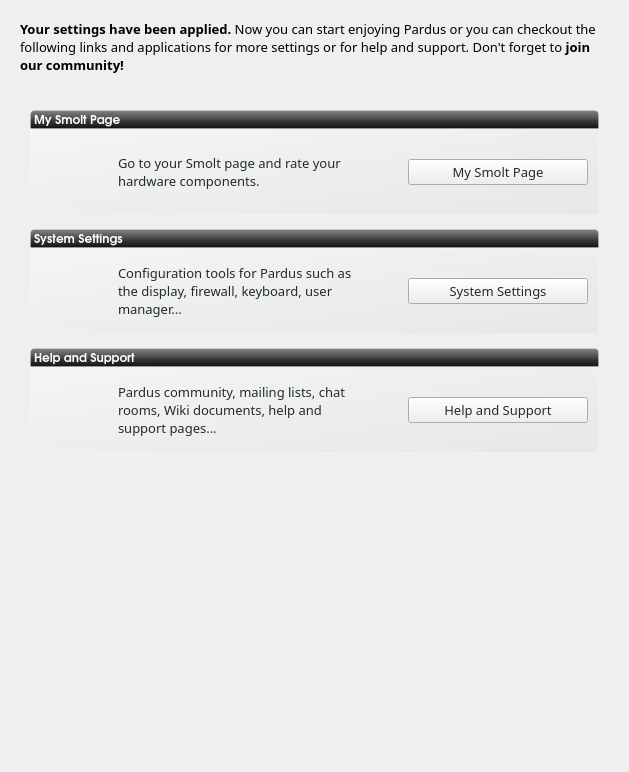
First picture: the form in ui/ui_scrGoodbye.ui, repository rshipp/kapudan, before the edit.
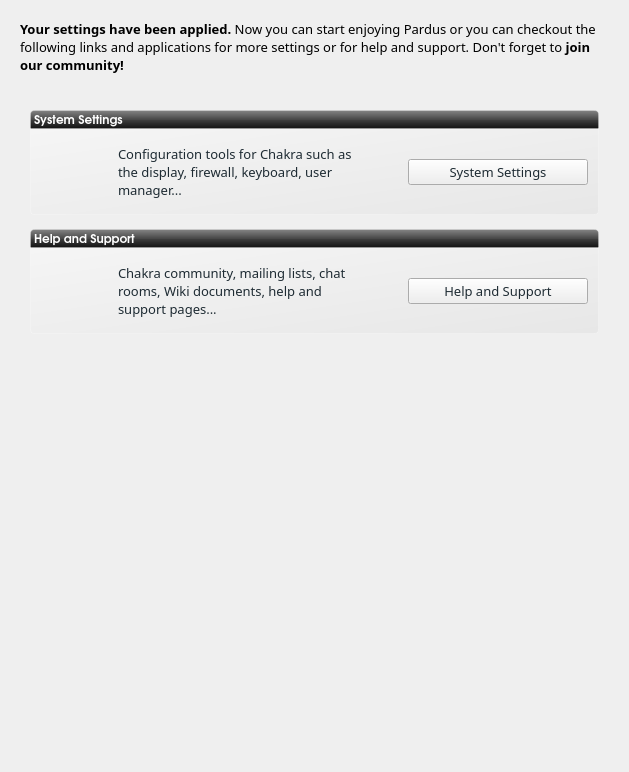
Second picture: the form after the edit. Icons and pictures are not drawn.

Commit message: fixed goodbye page

```diff
--- a/ui/ui_scrGoodbye.ui
+++ b/ui/ui_scrGoodbye.ui
@@ -87,7 +87,7 @@
         <x>0</x>
         <y>0</y>
         <width>589</width>
-        <height>653</height>
+        <height>659</height>
        </rect>
       </property>
       <property name="styleSheet">
@@ -100,190 +100,6 @@
        <property name="margin">
         <number>10</number>
        </property>
-       <item>
-        <layout class="QVBoxLayout" name="verticalLayout_2">
-         <property name="spacing">
-          <number>0</number>
-         </property>
-         <item>
-          <widget class="QLabel" name="label">
-           <property name="font">
-            <font>
-             <family>URW Gothic L</family>
-             <pointsize>9</pointsize>
-             <weight>75</weight>
-             <bold>true</bold>
-             <underline>false</underline>
-            </font>
-           </property>
-           <property name="styleSheet">
-            <string notr="true">    background-color: qlineargradient(spread:pad, x1:0.5, y1:0, x2:0.5, y2:1, stop:0 rgba(132, 132, 132, 255), stop:0.501481 rgba(70, 70, 70, 255), stop:0.503057 rgba(62, 62, 62, 255), stop:1 rgba(16, 16, 16, 255));
-/*background-color: qlineargradient(spread:pad, x1:1, y1:1, x2:0, y2:0, stop:0 rgba(219, 219, 219, 100), stop:1 rgba(255, 255, 255, 100));*/
-border: 1px solid rgba(255,255,255,50);
-color:white;
-border-top-left-radius: 4px;
-border-top-right-radius: 4px;</string>
-           </property>
-           <property name="text">
-            <string>My Smolt Page</string>
-           </property>
-           <property name="margin">
-            <number>5</number>
-           </property>
-          </widget>
-         </item>
-         <item>
-          <widget class="QGroupBox" name="smoltGroupBox">
-           <property name="font">
-            <font>
-             <family>Sans Serif</family>
-             <pointsize>11</pointsize>
-             <weight>75</weight>
-             <bold>true</bold>
-             <underline>false</underline>
-             <strikeout>false</strikeout>
-            </font>
-           </property>
-           <property name="styleSheet">
-            <string notr="true">#smoltGroupBox{
-background-color: qlineargradient(spread:pad, x1:1, y1:1, x2:0, y2:0, stop:0 rgba(219, 219, 219, 100), stop:1 rgba(255, 255, 255, 100));
-border: 1px solid rgba(255,255,255,50);
-border-bottom-left-radius: 4px;
-border-bottom-right-radius: 4px;
-}</string>
-           </property>
-           <property name="title">
-            <string/>
-           </property>
-           <property name="alignment">
-            <set>Qt::AlignLeading|Qt::AlignLeft|Qt::AlignTop</set>
-           </property>
-           <property name="flat">
-            <bool>true</bool>
-           </property>
-           <property name="checkable">
-            <bool>false</bool>
-           </property>
-           <layout class="QGridLayout" name="gridLayout">
-            <property name="margin">
-             <number>10</number>
-            </property>
-            <item row="0" column="2">
-             <spacer name="horizontalSpacer_5">
-              <property name="orientation">
-               <enum>Qt::Horizontal</enum>
-              </property>
-              <property name="sizeType">
-               <enum>QSizePolicy::Fixed</enum>
-              </property>
-              <property name="sizeHint" stdset="0">
-               <size>
-                <width>30</width>
-                <height>28</height>
-               </size>
-              </property>
-             </spacer>
-            </item>
-            <item row="0" column="3">
-             <widget class="QPushButton" name="buttonSystemSettings_2">
-              <property name="sizePolicy">
-               <sizepolicy hsizetype="Fixed" vsizetype="Fixed">
-                <horstretch>0</horstretch>
-                <verstretch>0</verstretch>
-               </sizepolicy>
-              </property>
-              <property name="minimumSize">
-               <size>
-                <width>180</width>
-                <height>25</height>
-               </size>
-              </property>
-              <property name="font">
-               <font>
-                <family>Sans Serif</family>
-                <pointsize>10</pointsize>
-                <weight>50</weight>
-                <bold>false</bold>
-               </font>
-              </property>
-              <property name="styleSheet">
-               <string notr="true">color: rgb(30, 43, 51)</string>
-              </property>
-              <property name="text">
-               <string>My Smolt Page</string>
-              </property>
-             </widget>
-            </item>
-            <item row="0" column="1">
-             <widget class="QLabel" name="labelSystemSettings_2">
-              <property name="sizePolicy">
-               <sizepolicy hsizetype="Preferred" vsizetype="Preferred">
-                <horstretch>0</horstretch>
-                <verstretch>0</verstretch>
-               </sizepolicy>
-              </property>
-              <property name="minimumSize">
-               <size>
-                <width>0</width>
-                <height>40</height>
-               </size>
-              </property>
-              <property name="font">
-               <font>
-                <family>Sans Serif</family>
-                <pointsize>10</pointsize>
-               </font>
-              </property>
-              <property name="styleSheet">
-               <string notr="true">color: rgb(30, 43, 51)</string>
-              </property>
-              <property name="text">
-               <string>Go to your Smolt page and rate your hardware components.</string>
-              </property>
-              <property name="scaledContents">
-               <bool>true</bool>
-              </property>
-              <property name="wordWrap">
-               <bool>true</bool>
-              </property>
-              <property name="margin">
-               <number>0</number>
-              </property>
-              <property name="indent">
-               <number>7</number>
-              </property>
-             </widget>
-            </item>
-            <item row="0" column="0">
-             <widget class="QLabel" name="label_5">
-              <property name="minimumSize">
-               <size>
-                <width>64</width>
-                <height>64</height>
-               </size>
-              </property>
-              <property name="maximumSize">
-               <size>
-                <width>64</width>
-                <height>64</height>
-               </size>
-              </property>
-              <property name="text">
-               <string/>
-              </property>
-              <property name="pixmap">
-               <pixmap resource="../data/kaptan.qrc">:/raw/pixmap/view-pim-contacts.png</pixmap>
-              </property>
-              <property name="scaledContents">
-               <bool>false</bool>
-              </property>
-             </widget>
-            </item>
-           </layout>
-          </widget>
-         </item>
-        </layout>
-       </item>
        <item>
         <layout class="QVBoxLayout" name="verticalLayout_4">
          <property name="spacing">
@@ -391,7 +207,7 @@
                <string notr="true">color: rgb(30, 43, 51)</string>
               </property>
               <property name="text">
-               <string>Configuration tools for Pardus such as the display, firewall, keyboard, user manager...</string>
+               <string>Configuration tools for Chakra such as the display, firewall, keyboard, user manager...</string>
               </property>
               <property name="scaledContents">
                <bool>true</bool>
@@ -550,7 +366,7 @@
                <string notr="true">color: rgb(30, 43, 51)</string>
               </property>
               <property name="text">
-               <string>Pardus community, mailing lists, chat rooms, Wiki documents, help and support pages...</string>
+               <string>Chakra community, mailing lists, chat rooms, Wiki documents, help and support pages...</string>
               </property>
               <property name="scaledContents">
                <bool>true</bool>
```
The commit also changes 17 other files.
